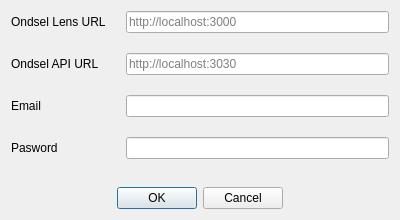
FreeCAD/Ondsel-Lens-Addon, file LoginWidget.ui: the form before one commit.
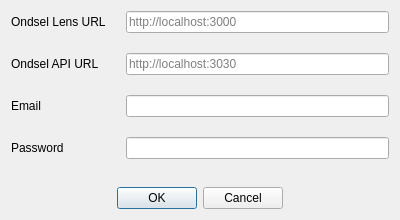
The form after the commit.

The edit to the form file:
```diff
--- a/LoginWidget.ui
+++ b/LoginWidget.ui
@@ -61,7 +61,7 @@
         <string>The password for this Ondsel Lens instance.</string>
        </property>
        <property name="text">
-        <string>Pasword</string>
+        <string>Password</string>
        </property>
       </widget>
      </item>
```
